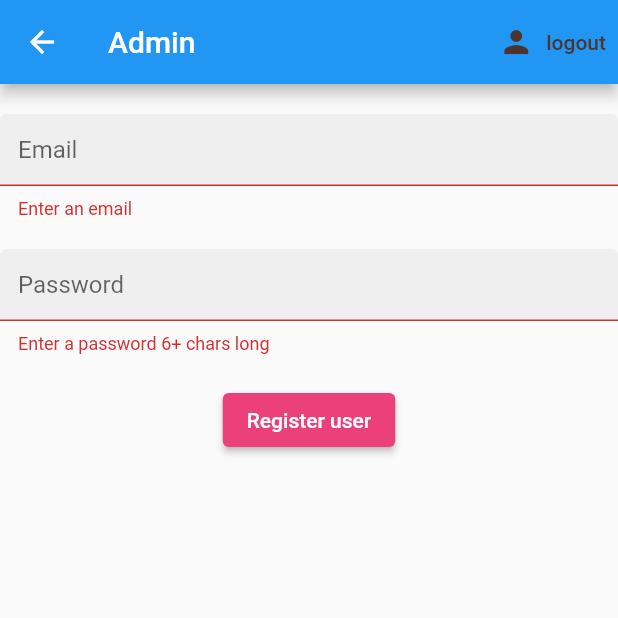
After one commit to Arka02032002/iemcrp_new, a Flutter app: the Admin screen opened directly, after a tap on "Register user", on a phone screen of 412 x 824 dp, the top half of it. The commit adds this screen. Run offline on Flutter 3.47's test engine with Material 2 defaults, Android fonts, the phone set to English and light mode, and no system bars; our stand-ins replace cloud_firestore, firebase_auth, firebase_core, flutter_spinkit; accounts and stored records are empty; network calls fail.

Commit message:
added admin page for registering users and created database setup

```diff
--- /dev/null
+++ b/lib/Dashboard/Admin/admin.dart
@@ -0,0 +1,132 @@
+import 'package:flutter/material.dart';
+import 'package:iemcrp_new/Dashboard/loading.dart';
+import 'package:iemcrp_new/services/auth.dart';
+import 'package:iemcrp_new/services/datasbase.dart';
+import 'package:iemcrp_new/shared/constants.dart';
+import 'package:provider/provider.dart';
+
+
+
+
+class Admin extends StatefulWidget {
+  const Admin({Key? key}) : super(key: key);
+
+  @override
+  State<Admin> createState() => _AdminState();
+}
+
+class _AdminState extends State<Admin> {
+  @override
+
+  AuthService _auth= AuthService();
+  final _formKey = GlobalKey<FormState>();
+  bool loading= false;
+
+
+  //text field state
+  String email = "";
+  String password = "";
+  String error = "";
+
+  Widget build(BuildContext context) {
+    return loading ? Loading(): Scaffold(
+      appBar: AppBar(
+        title: Text("Admin"),
+
+        actions: <Widget>[
+          TextButton.icon(
+            icon: Icon(
+              Icons.person,
+              color: Colors.brown[800],
+            ),
+            onPressed: () async {
+              await _auth.signOut();
+            },
+            label:
+            Text('logout', style: TextStyle(color: Colors.brown[800])),
+          )
+        ]
+      ),
+      body: Container(
+
+        //Sign In Anonymously
+        // child: TextButton(
+        //   onPressed: () async{
+        //     dynamic result = await _auth.signInAnom();
+        //     if(result==null){
+        //       print("error signing in");
+        //     }
+        //     else{
+        //       print(result.uid);
+        //     }
+        //   },
+        //   child: Text('Sign In Anom'),
+        // ),
+
+        //Sign in with email and password
+        child: Form(
+        key: _formKey,
+        child: Column(
+          children: [
+            SizedBox(height: 20),
+            TextFormField(
+              decoration: textInputDecoration.copyWith(hintText: 'Email'),
+              validator: (val) => val!.isEmpty ? 'Enter an email' : null,
+              onChanged: (val) {
+                setState(() => email = val);
+              },
+            ),
+            SizedBox(height: 20),
+            TextFormField(
+              decoration:
+              textInputDecoration.copyWith(hintText: 'Password'),
+              obscureText: true,
+              validator: (val) =>
+              val!.length < 6 ? 'Enter a password 6+ chars long' : null,
+              onChanged: (val) {
+                setState(() => password = val);
+              },
+            ),
+            SizedBox(height: 20),
+            ElevatedButton(
+              style: ElevatedButton.styleFrom(
+                primary: Colors.pink[400],
+              ),
+              child: Text('Register user',
+                  style: TextStyle(
+                    color: Colors.white,
+                  )),
+              onPressed: () async {
+                if (_formKey.currentState!.validate()) {
+                  setState(() {
+                    loading = true;
+                  });
+                  // log(email);
+                  // log(password);
+                  dynamic result = await _auth.registerWithEmailAndPassword(email, password);
+                  print(result);
+                  if (result == null) {
+                    setState(() {
+                      error = 'please enter a valid email';
+                      loading = false;
+                    });
+                  }
+                  else{
+                    setState(() {
+                      error = result;
+                      loading = false;
+                    });
+
+                  }
+                }
+              },
+            ),
+            SizedBox(height: 15),
+            Text(error, style: TextStyle(color: Colors.red, fontSize: 14))
+          ],
+        )),
+
+    ),
+    );
+  }
+}
--- /dev/null
+++ b/lib/models/students.dart
@@ -0,0 +1,3 @@
+class Student{
+
+}
--- a/lib/models/user.dart
+++ b/lib/models/user.dart
@@ -1,5 +1,8 @@
 class IemcrpUser{
   final String uid;
   final String? email;
-  IemcrpUser({required this.uid,required this.email});
+  // dynamic metadata;
+  DateTime? creationdt;
+  DateTime? lastsignindt;
+  IemcrpUser({required this.uid,required this.email,required this.creationdt,required this.lastsignindt});
 }
--- a/lib/services/auth.dart
+++ b/lib/services/auth.dart
@@ -1,5 +1,7 @@
 import 'package:firebase_auth/firebase_auth.dart';
 import 'package:iemcrp_new/models/user.dart';
+import 'package:iemcrp_new/services/datasbase.dart';
+
 
 class AuthService{
 
@@ -7,13 +9,13 @@ class AuthService{
   final FirebaseAuth _auth = FirebaseAuth.instance;
 
   //user object based on firebase user
-  IemcrpUser? _userFromFirebaseUser (User user){
-    return user!=null ? IemcrpUser(uid: user.uid, email: user.email):null;
+  IemcrpUser? _userFromFirebaseUser (User? user){
+    return user!=null ? IemcrpUser(uid: user.uid, email: user.email ,creationdt: user.metadata.creationTime,lastsignindt: user.metadata.lastSignInTime):null;
 
   }
 
   //auth change user stream
-  Stream<IemcrpUser> get user {
+  Stream<IemcrpUser?> get user {
     return _auth
         .authStateChanges()
         .map((User? user) => _userFromFirebaseUser(user!)!);
@@ -23,17 +25,17 @@ class AuthService{
 
 
   //sign in anonymously
-  Future signInAnom() async{
-  try{
-    UserCredential result = await _auth.signInAnonymously();
-    User? user= result.user;
-    return _userFromFirebaseUser(user!);
-  }
-  catch(e){
-    print(e.toString());
-    return null;
-  }
-  }
+  // Future signInAnom() async{
+  // try{
+  //   UserCredential result = await _auth.signInAnonymously();
+  //   User? user= result.user;
+  //   return _userFromFirebaseUser(user!);
+  // }
+  // catch(e){
+  //   print(e.toString());
+  //   return null;
+  // }
+  // }
 
 
   //sign in with email and password
@@ -42,9 +44,37 @@ class AuthService{
       UserCredential result = await _auth.signInWithEmailAndPassword(
           email: email, password: password);
       User? user = result.user;
-      // print('USER');
-      // print(user);
+      print("METADATA");
+      print(user?.providerData);
+      bool data= result.additionalUserInfo!.isNewUser;
       return _userFromFirebaseUser(user!);
+    } catch (e) {
+      print(e.toString());
+      return null;
+    }
+  }
+
+  //register with email and password
+  Future registerWithEmailAndPassword(String email, String password) async {
+    try {
+      UserCredential result = await _auth.createUserWithEmailAndPassword(
+          email: email, password: password);
+      bool data= result.additionalUserInfo!.isNewUser;
+      print(data);
+      User? user = result.user;
+
+      //create a new document for th user with thr uid
+
+      if (email.contains("iemcal")) {
+        await DatabaseService(uid: user?.uid)
+            .updateTeacherData('SSG', email, 'CSE-IOTCSBT', 30000);
+      }
+      else{
+        await DatabaseService(uid: user?.uid)
+            .updateStudentData('Arka','12020002017002','CSE-IOTCSBT',3);
+      }
+
+      return _userFromFirebaseUser(user);
     } catch (e) {
       print(e.toString());
       return null;
--- /dev/null
+++ b/lib/services/datasbase.dart
@@ -0,0 +1,39 @@
+import 'package:cloud_firestore/cloud_firestore.dart';
+
+class DatabaseService {
+
+  final String? uid;
+  DatabaseService({this.uid});
+
+  //collection reference
+  final CollectionReference studentCollection =FirebaseFirestore.instance.collection('students');
+  final CollectionReference teacherCollection =FirebaseFirestore.instance.collection('teachers');
+
+
+  Future updateStudentData(String name,String enrollment_no, String stream, int year) async {
+    return await studentCollection.doc(uid).set({
+      'name': name,
+      'enrollment no': enrollment_no,
+      'stream' : stream,
+      'year': year,
+    });
+  }
+  Future updateTeacherData(String name,String? email, String stream, int salary) async {
+    return await teacherCollection.doc(uid).set({
+      'name': name,
+      'email': email,
+      'stream' : stream,
+      'salary': salary,
+    });
+  }
+
+  Stream<QuerySnapshot> get students{
+    return studentCollection.snapshots();
+  }
+  Stream<QuerySnapshot> get teachers{
+    return studentCollection.snapshots();
+  }
+
+
+
+}
--- a/pubspec.yaml
+++ b/pubspec.yaml
@@ -39,6 +39,7 @@ dependencies:
   firebase_core: ^1.23.0
   provider: ^6.0.3
   flutter_spinkit: ^5.1.0
+  cloud_functions: ^3.3.9
 
 dev_dependencies:
   flutter_test:
```
Also changed, not shown: lib/Dashboard/dashboard.dart (+8 -4 lines), lib/Login/login.dart (+10 -1 lines), lib/wrapper.dart (+39 -12 lines), pubspec.lock.
